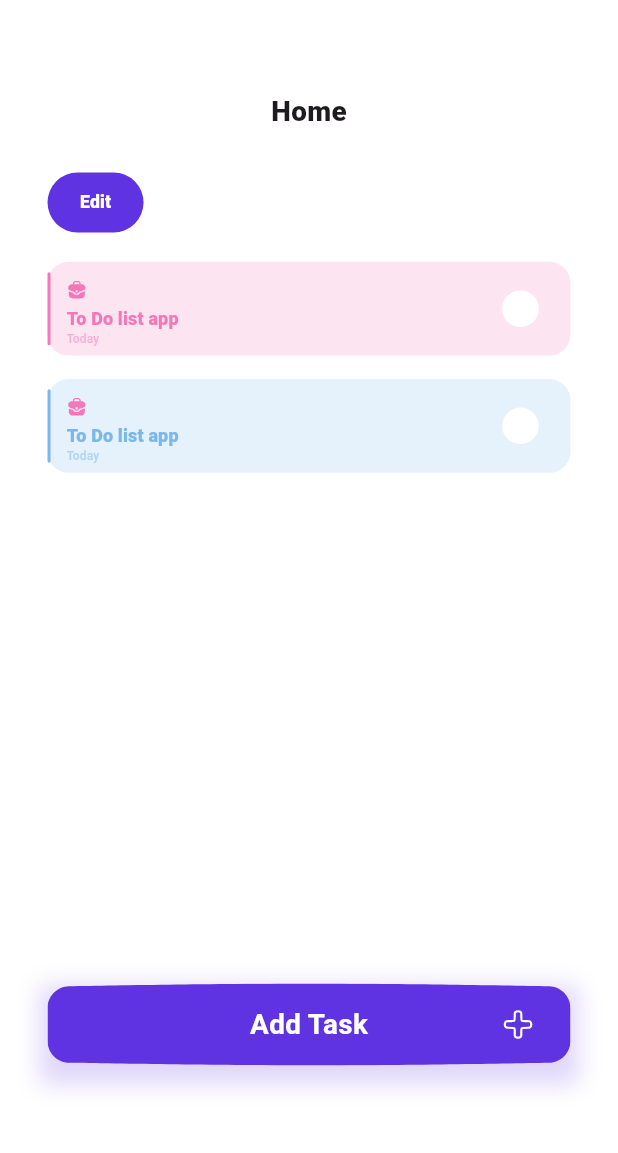
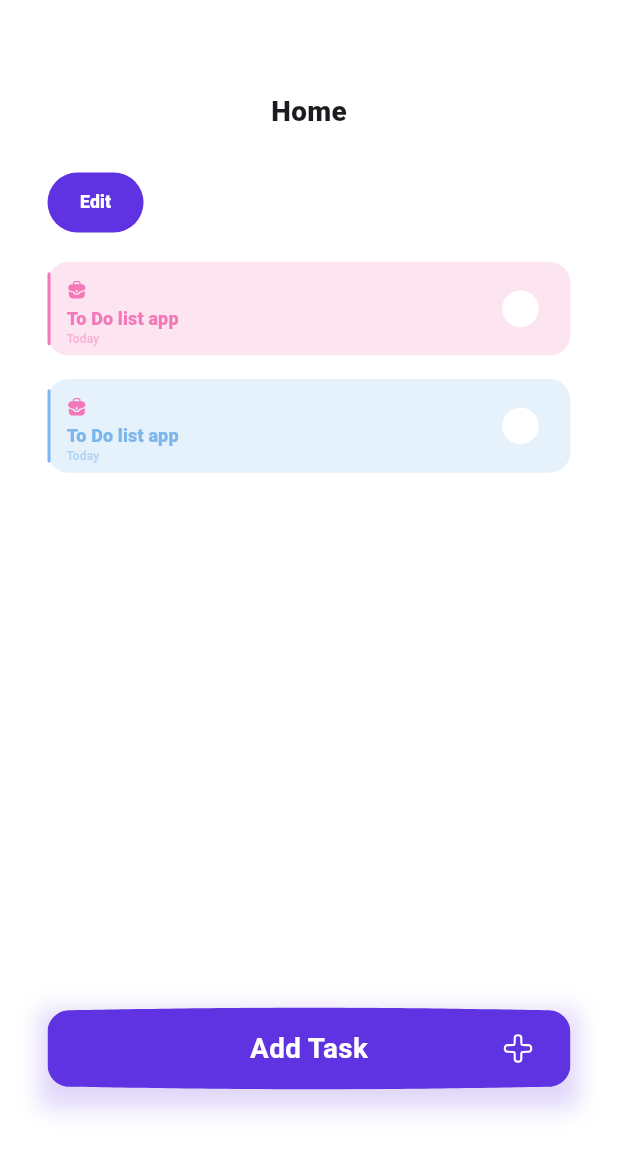
Before and after one commit to Amir-HShahi/todo-list-server, a Flutter app: the screen it shows after launch, after a tap on "Let’s Start", on a phone screen of 412 x 824 dp. Shown: the top 1153 px of the screen. Run offline on Flutter 3.47's test engine with Material 3 defaults, Android fonts, the phone set to English and light mode, and no system bars; our stand-ins replace flutter_svg, google_fonts.

Commit message:
fix floating button position

```diff
--- a/lib/view/home_screen.dart
+++ b/lib/view/home_screen.dart
@@ -15,7 +15,7 @@ class HomeScreen extends StatelessWidget {
   Widget build(BuildContext context) {
     return Scaffold(
       backgroundColor: Colors.white,
-      floatingActionButtonLocation: FloatingActionButtonLocation.centerFloat,
+      floatingActionButtonLocation: FloatingActionButtonLocation.centerDocked,
       floatingActionButton: BottomFloatingButton(
           title: "Add Task",
           iconPath: "assets/plus_icon.svg",
--- a/lib/view/introduction.dart
+++ b/lib/view/introduction.dart
@@ -14,6 +14,12 @@ class Introduction extends StatelessWidget {
 
     return Scaffold(
       backgroundColor: Colors.white,
+      floatingActionButtonLocation: FloatingActionButtonLocation.centerDocked,
+      floatingActionButton: BottomFloatingButton(
+          title: "Let’s Start",
+          iconPath: "assets/arrow_left.svg",
+          placeIconAtEnd: true,
+          onTap: tapStartButtonHandler),
       body: SafeArea(
           child: Stack(
         alignment: Alignment.topCenter,
@@ -33,11 +39,6 @@ class Introduction extends StatelessWidget {
                     color: const Color(0xff5F33E1)),
               ),
               SizedBox(height: scaledHeight(72)),
-              BottomFloatingButton(
-                  title: "Let’s Start",
-                  iconPath: "assets/arrow_left.svg",
-                  placeIconAtEnd: true,
-                  onTap: tapStartButtonHandler)
             ],
           )
         ],
```
